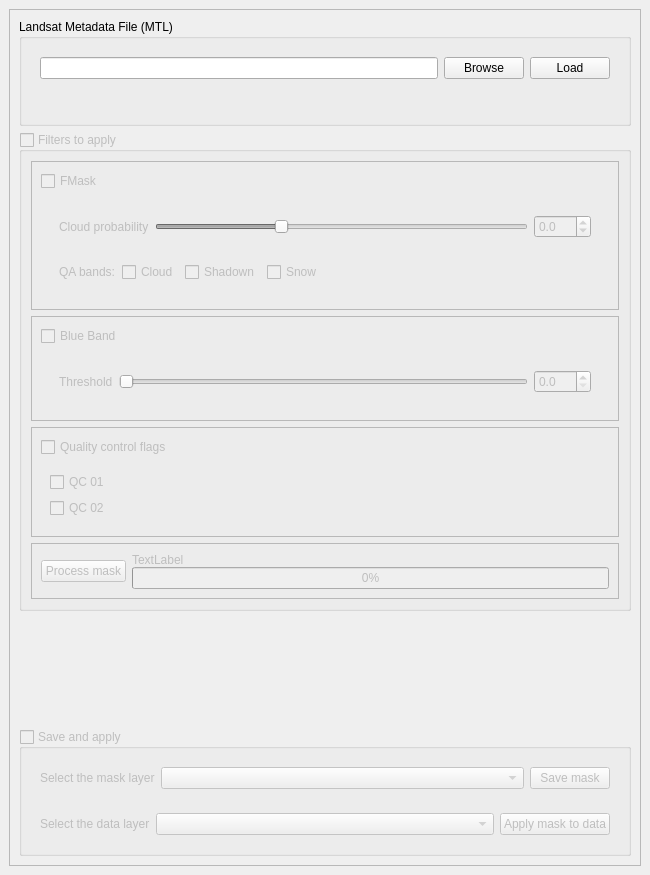
Before: the Qt Designer form cloud_masking_dockwidget_base.ui in SMByC/CloudMasking, drawn with Qt 5.
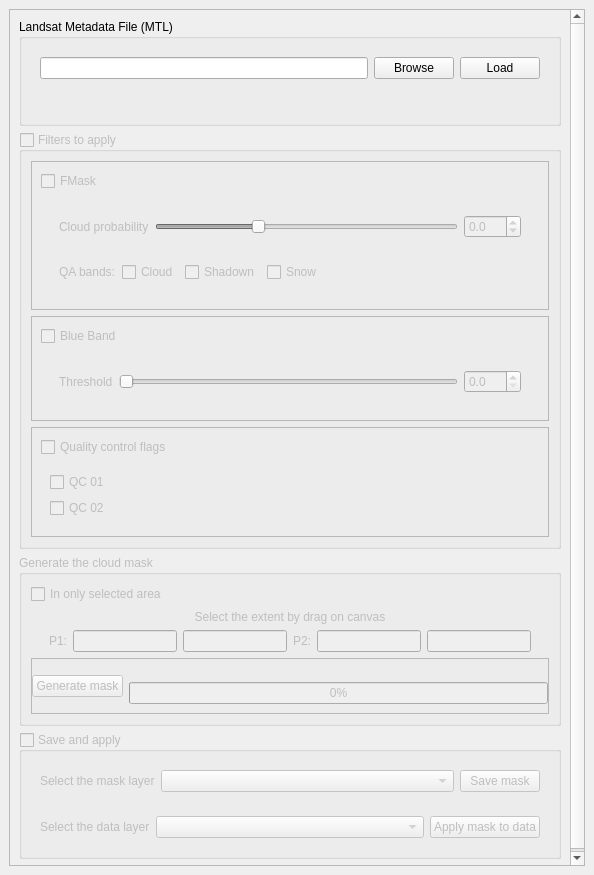
After: the same form once the commit is applied. Custom widgets are drawn as their Qt base class.

Commit message: Added the block for generate the cloud mask with frame for selected area

```diff
--- a/cloud_masking_dockwidget_base.ui
+++ b/cloud_masking_dockwidget_base.ui
@@ -6,7 +6,7 @@
    <rect>
     <x>0</x>
     <y>0</y>
-    <width>650</width>
+    <width>594</width>
     <height>875</height>
    </rect>
   </property>
@@ -30,9 +30,9 @@
        <property name="geometry">
         <rect>
          <x>0</x>
-         <y>-5</y>
-         <width>610</width>
-         <height>892</height>
+         <y>-141</y>
+         <width>554</width>
+         <height>1056</height>
         </rect>
        </property>
        <layout class="QVBoxLayout" name="verticalLayout">
@@ -242,75 +242,6 @@
              </layout>
             </widget>
            </item>
-           <item row="5" column="1" rowspan="3">
-            <widget class="QFrame" name="frame">
-             <property name="frameShape">
-              <enum>QFrame::StyledPanel</enum>
-             </property>
-             <property name="frameShadow">
-              <enum>QFrame::Plain</enum>
-             </property>
-             <property name="lineWidth">
-              <number>0</number>
-             </property>
-             <layout class="QHBoxLayout" name="horizontalLayout_4">
-              <item>
-               <widget class="QPushButton" name="Btn_processMask">
-                <property name="text">
-                 <string>Process mask</string>
-                </property>
-               </widget>
-              </item>
-              <item>
-               <widget class="QWidget" name="widget" native="true">
-                <layout class="QVBoxLayout" name="verticalLayout_7">
-                 <property name="spacing">
-                  <number>0</number>
-                 </property>
-                 <property name="margin">
-                  <number>0</number>
-                 </property>
-                 <item>
-                  <widget class="QLabel" name="label_processMaskStatus">
-                   <property name="styleSheet">
-                    <string notr="true">font-size: 9pt;</string>
-                   </property>
-                   <property name="text">
-                    <string>TextLabel</string>
-                   </property>
-                   <property name="alignment">
-                    <set>Qt::AlignBottom|Qt::AlignLeading|Qt::AlignLeft</set>
-                   </property>
-                  </widget>
-                 </item>
-                 <item>
-                  <widget class="QProgressBar" name="progressBar">
-                   <property name="sizePolicy">
-                    <sizepolicy hsizetype="Expanding" vsizetype="Minimum">
-                     <horstretch>0</horstretch>
-                     <verstretch>0</verstretch>
-                    </sizepolicy>
-                   </property>
-                   <property name="styleSheet">
-                    <string notr="true">font-size: 9pt;</string>
-                   </property>
-                   <property name="value">
-                    <number>0</number>
-                   </property>
-                   <property name="alignment">
-                    <set>Qt::AlignLeading|Qt::AlignLeft|Qt::AlignTop</set>
-                   </property>
-                   <property name="invertedAppearance">
-                    <bool>false</bool>
-                   </property>
-                  </widget>
-                 </item>
-                </layout>
-               </widget>
-              </item>
-             </layout>
-            </widget>
-           </item>
            <item row="0" column="1">
             <widget class="QFrame" name="frame_FMask">
              <property name="frameShape">
@@ -431,6 +362,188 @@
           </layout>
          </widget>
         </item>
+        <item>
+         <widget class="QGroupBox" name="groupBox_GenerateMask">
+          <property name="enabled">
+           <bool>false</bool>
+          </property>
+          <property name="title">
+           <string>Generate the cloud mask</string>
+          </property>
+          <layout class="QGridLayout" name="gridLayout_6">
+           <item row="2" column="0">
+            <widget class="QFrame" name="frame">
+             <property name="frameShape">
+              <enum>QFrame::StyledPanel</enum>
+             </property>
+             <property name="frameShadow">
+              <enum>QFrame::Plain</enum>
+             </property>
+             <property name="lineWidth">
+              <number>0</number>
+             </property>
+             <layout class="QHBoxLayout" name="horizontalLayout_4">
+              <property name="leftMargin">
+               <number>0</number>
+              </property>
+              <property name="rightMargin">
+               <number>0</number>
+              </property>
+              <item>
+               <widget class="QPushButton" name="Btn_processMask">
+                <property name="text">
+                 <string>Generate mask</string>
+                </property>
+               </widget>
+              </item>
+              <item>
+               <widget class="QWidget" name="widget" native="true">
+                <layout class="QVBoxLayout" name="verticalLayout_7">
+                 <property name="spacing">
+                  <number>0</number>
+                 </property>
+                 <property name="margin">
+                  <number>0</number>
+                 </property>
+                 <item>
+                  <widget class="QLabel" name="label_processMaskStatus">
+                   <property name="styleSheet">
+                    <string notr="true">font-size: 9pt;</string>
+                   </property>
+                   <property name="text">
+                    <string/>
+                   </property>
+                   <property name="alignment">
+                    <set>Qt::AlignBottom|Qt::AlignLeading|Qt::AlignLeft</set>
+                   </property>
+                  </widget>
+                 </item>
+                 <item>
+                  <widget class="QProgressBar" name="progressBar">
+                   <property name="sizePolicy">
+                    <sizepolicy hsizetype="Expanding" vsizetype="Minimum">
+                     <horstretch>0</horstretch>
+                     <verstretch>0</verstretch>
+                    </sizepolicy>
+                   </property>
+                   <property name="styleSheet">
+                    <string notr="true">font-size: 9pt;</string>
+                   </property>
+                   <property name="value">
+                    <number>0</number>
+                   </property>
+                   <property name="alignment">
+                    <set>Qt::AlignLeading|Qt::AlignLeft|Qt::AlignTop</set>
+                   </property>
+                   <property name="invertedAppearance">
+                    <bool>false</bool>
+                   </property>
+                  </widget>
+                 </item>
+                </layout>
+               </widget>
+              </item>
+             </layout>
+            </widget>
+           </item>
+           <item row="1" column="0">
+            <widget class="QWidget" name="widget_SelectedArea" native="true">
+             <layout class="QVBoxLayout" name="verticalLayout_8">
+              <property name="topMargin">
+               <number>0</number>
+              </property>
+              <property name="bottomMargin">
+               <number>0</number>
+              </property>
+              <item>
+               <widget class="QLabel" name="label_8">
+                <property name="text">
+                 <string>Select the extent by drag on canvas</string>
+                </property>
+                <property name="alignment">
+                 <set>Qt::AlignCenter</set>
+                </property>
+               </widget>
+              </item>
+              <item>
+               <widget class="QWidget" name="widget_5" native="true">
+                <layout class="QHBoxLayout" name="horizontalLayout_8">
+                 <property name="topMargin">
+                  <number>0</number>
+                 </property>
+                 <property name="bottomMargin">
+                  <number>0</number>
+                 </property>
+                 <item>
+                  <widget class="QLabel" name="label_7">
+                   <property name="styleSheet">
+                    <string notr="true">font-size: 9pt;</string>
+                   </property>
+                   <property name="text">
+                    <string>P1:</string>
+                   </property>
+                  </widget>
+                 </item>
+                 <item>
+                  <widget class="QLineEdit" name="lineEdit">
+                   <property name="minimumSize">
+                    <size>
+                     <width>0</width>
+                     <height>0</height>
+                    </size>
+                   </property>
+                   <property name="styleSheet">
+                    <string notr="true">font-size: 9pt;width: 20px</string>
+                   </property>
+                  </widget>
+                 </item>
+                 <item>
+                  <widget class="QLineEdit" name="lineEdit_3">
+                   <property name="styleSheet">
+                    <string notr="true">font-size: 9pt;width: 20px</string>
+                   </property>
+                  </widget>
+                 </item>
+                 <item>
+                  <widget class="QLabel" name="label_6">
+                   <property name="styleSheet">
+                    <string notr="true">font-size: 9pt;</string>
+                   </property>
+                   <property name="text">
+                    <string>P2:</string>
+                   </property>
+                  </widget>
+                 </item>
+                 <item>
+                  <widget class="QLineEdit" name="lineEdit_2">
+                   <property name="styleSheet">
+                    <string notr="true">font-size: 9pt;width: 20px</string>
+                   </property>
+                  </widget>
+                 </item>
+                 <item>
+                  <widget class="QLineEdit" name="lineEdit_4">
+                   <property name="styleSheet">
+                    <string notr="true">font-size: 9pt;width: 20px</string>
+                   </property>
+                  </widget>
+                 </item>
+                </layout>
+               </widget>
+              </item>
+             </layout>
+            </widget>
+           </item>
+           <item row="0" column="0">
+            <widget class="QCheckBox" name="checkBox_6">
+             <property name="text">
+              <string>In only selected area</string>
+             </property>
+            </widget>
+           </item>
+          </layout>
+         </widget>
+        </item>
         <item>
          <spacer name="verticalSpacer">
           <property name="orientation">
```
Left out of the diff: 56 changed lines with no effect on the pictures. The commit also changes 1 other file.
